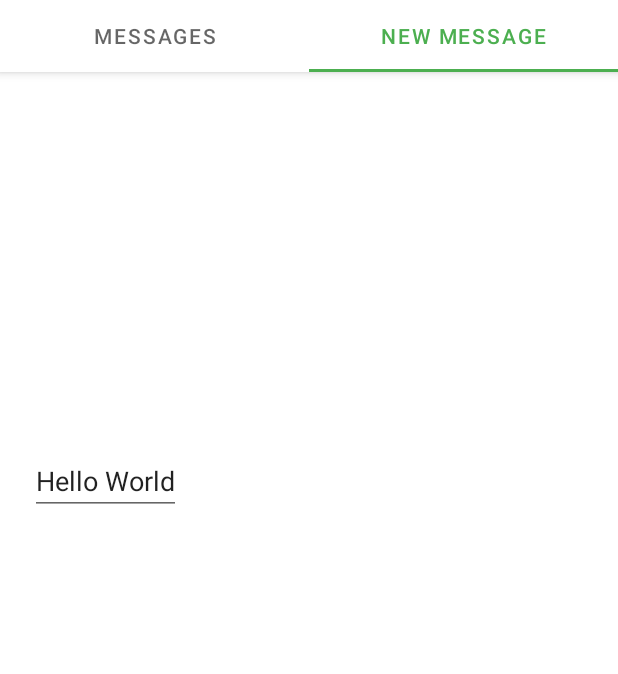
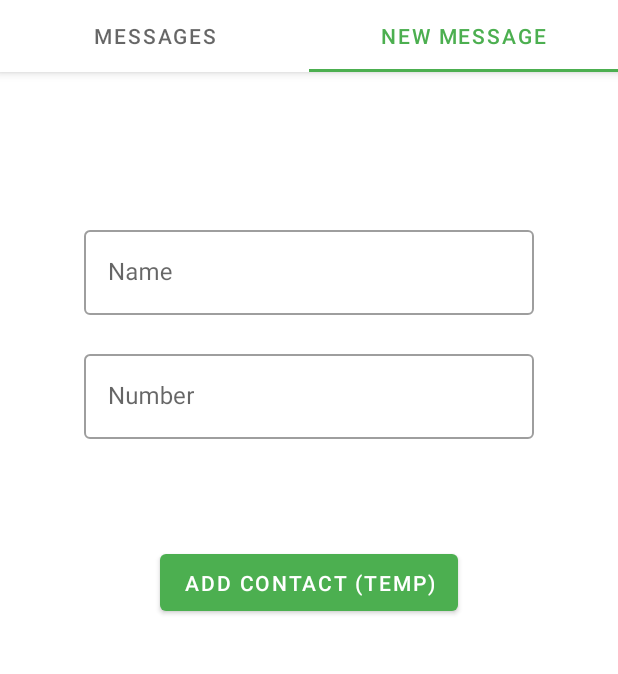
Before and after one commit to Vulnerable-applications-for-android/VulnerableAndroidApplication, an Android app: the screen it shows after launch (MainActivity), tab 2 chosen, on a phone screen of 412 x 824 dp, the part 89-763 px from its top. Run offline under Robolectric (Android 15) with nearby library versions, the phone set to English and light mode, and no system bars.

Commit message:
Add contact to content provider.

```diff
--- a/VulnerableSMSApp/app/src/main/AndroidManifest.xml
+++ b/VulnerableSMSApp/app/src/main/AndroidManifest.xml
@@ -35,6 +35,8 @@
                 <action android:name="sendSMSBroadcast"/>
             </intent-filter>
         </receiver>
+        <provider android:name=".SMSContentProvider"
+            android:authorities="com.example.vulnerablesmsapp.SMSContentProvider"/>
     </application>
 
 </manifest>
--- a/VulnerableSMSApp/app/src/main/java/com/example/vulnerablesmsapp/SMSContentProvider.kt
+++ b/VulnerableSMSApp/app/src/main/java/com/example/vulnerablesmsapp/SMSContentProvider.kt
@@ -15,8 +15,8 @@ class SMSContentProvider : ContentProvider() {
 
     companion object {
         const val PROVIDER_NAME = "com.example.vulnerablesmsapp.SMSContentProvider"
-        const val URL = "content://SMSContentProvider/contacts"
-        val CONTENT_URI = android.net.Uri.parse(URL)
+        private const val URL = "content://$PROVIDER_NAME/contacts"
+        val CONTENT_URI: Uri = Uri.parse(URL)
 
         val ID = "_id"
         const val NAME = "name";
--- a/VulnerableSMSApp/app/src/main/java/com/example/vulnerablesmsapp/ui/main/CreateMessageFragment.kt
+++ b/VulnerableSMSApp/app/src/main/java/com/example/vulnerablesmsapp/ui/main/CreateMessageFragment.kt
@@ -1,13 +1,18 @@
 package com.example.vulnerablesmsapp.ui.main
 
+import android.content.ContentValues
 import android.os.Bundle
 import android.view.LayoutInflater
 import android.view.View
 import android.view.ViewGroup
+import android.widget.Button
+import android.widget.Toast
 import androidx.fragment.app.Fragment
 import androidx.lifecycle.ViewModelProvider
 import androidx.recyclerview.widget.LinearLayoutManager
 import com.example.vulnerablesmsapp.R
+import com.example.vulnerablesmsapp.SMSContentProvider
+import kotlinx.android.synthetic.main.fragment_create_message.*
 
 class CreateMessageFragment : Fragment() {
 
@@ -17,8 +22,19 @@ class CreateMessageFragment : Fragment() {
     }
 
     override fun onCreateView(inflater: LayoutInflater, container: ViewGroup?, savedInstanceState: Bundle?): View? {
-        return inflater.inflate(R.layout.fragment_create_message, container, false)
+        val view = inflater.inflate(R.layout.fragment_create_message, container, false)
+        val addContactButton = view.findViewById<Button>(R.id.add_contact)
+        addContactButton.setOnClickListener {
+            val name = text_field_name.editText?.text.toString()
+            val number = text_field_number.editText?.text.toString()
+            val values =  ContentValues()
+            values.put(SMSContentProvider.NAME, name)
+            values.put(SMSContentProvider.NUMBER, number)
 
+            val uri = context?.contentResolver?.insert(SMSContentProvider.CONTENT_URI, values)
+            Toast.makeText(context, uri.toString(), Toast.LENGTH_LONG).show()
+        }
+        return view
     }
 
     companion object {
@@ -31,4 +47,16 @@ class CreateMessageFragment : Fragment() {
     override fun onViewCreated(view: View, savedInstanceState: Bundle?) {
         super.onViewCreated(view, savedInstanceState)
     }
+
+    fun addContact(view: View) {
+        val name = text_field_name.editText?.text.toString()
+        val number = text_field_number.editText?.text.toString()
+        val values =  ContentValues()
+        values.put(SMSContentProvider.NAME, name)
+        values.put(SMSContentProvider.NUMBER, number)
+
+        val uri = context?.contentResolver?.insert(SMSContentProvider.CONTENT_URI, values)
+        Toast.makeText(context, uri.toString(), Toast.LENGTH_LONG).show()
+    }
+
 }
--- a/VulnerableSMSApp/app/src/main/java/com/example/vulnerablesmsapp/ui/main/SectionsPagerAdapter.kt
+++ b/VulnerableSMSApp/app/src/main/java/com/example/vulnerablesmsapp/ui/main/SectionsPagerAdapter.kt
@@ -19,6 +19,7 @@ class SectionsPagerAdapter(fm: AppCompatActivity) : FragmentStateAdapter(fm) {
         return 2
     }
 
+
     /**
      * Creating the fragment depending on the position.
      * @param position Int
--- a/VulnerableSMSApp/app/src/main/res/layout/fragment_create_message.xml
+++ b/VulnerableSMSApp/app/src/main/res/layout/fragment_create_message.xml
@@ -2,16 +2,53 @@
 <androidx.constraintlayout.widget.ConstraintLayout
     xmlns:android="http://schemas.android.com/apk/res/android"
     xmlns:app="http://schemas.android.com/apk/res-auto"
+    xmlns:tools="http://schemas.android.com/tools"
     android:layout_width="match_parent"
     android:layout_height="match_parent">
 
-    <androidx.appcompat.widget.AppCompatAutoCompleteTextView
+    <com.google.android.material.textfield.TextInputLayout
+        android:id="@+id/text_field_name"
+        style="@style/Widget.MaterialComponents.TextInputLayout.OutlinedBox"
+        android:layout_width="300dp"
+        android:layout_height="wrap_content"
+        android:layout_marginTop="100dp"
+        android:hint="@string/name"
+        app:errorEnabled="true"
+        app:layout_constraintEnd_toEndOf="parent"
+        app:layout_constraintStart_toStartOf="parent"
+        app:layout_constraintTop_toTopOf="parent">
+
+        <com.google.android.material.textfield.TextInputEditText
+            android:layout_width="match_parent"
+            android:layout_height="wrap_content" />
+    </com.google.android.material.textfield.TextInputLayout>
+
+    <com.google.android.material.textfield.TextInputLayout
+        android:id="@+id/text_field_number"
+        style="@style/Widget.MaterialComponents.TextInputLayout.OutlinedBox"
+        android:layout_width="300dp"
+        android:layout_height="wrap_content"
+        android:hint="@string/number"
+        app:errorEnabled="true"
+        app:layout_constraintEnd_toEndOf="parent"
+        app:layout_constraintStart_toStartOf="parent"
+        app:layout_constraintTop_toBottomOf="@+id/text_field_name">
+
+        <com.google.android.material.textfield.TextInputEditText
+            android:layout_width="match_parent"
+            android:layout_height="wrap_content" />
+    </com.google.android.material.textfield.TextInputLayout>
+
+    <com.google.android.material.button.MaterialButton
+        android:id="@+id/add_contact"
         android:layout_width="wrap_content"
-        android:layout_height="wrap_content"
-        android:layout_marginStart="20dp"
-        android:layout_marginTop="250dp"
-        android:text="Hello World"
+        android:layout_height="50dp"
+        android:layout_marginTop="50dp"
+        android:text="Add Contact (Temp)"
+        app:layout_constraintEnd_toEndOf="parent"
         app:layout_constraintStart_toStartOf="parent"
-        app:layout_constraintTop_toTopOf="parent" />
+        app:layout_constraintTop_toBottomOf="@+id/text_field_number">
+
+    </com.google.android.material.button.MaterialButton>
 
 </androidx.constraintlayout.widget.ConstraintLayout>
--- a/VulnerableSMSApp/app/src/main/res/values/strings.xml
+++ b/VulnerableSMSApp/app/src/main/res/values/strings.xml
@@ -2,4 +2,6 @@
     <string name="app_name">VulnerableSMSApp</string>
     <string name="tab_text_1">Messages</string>
     <string name="tab_text_2">Create Message</string>
+    <string name="number">Number</string>
+    <string name="name">Name</string>
 </resources>
```
